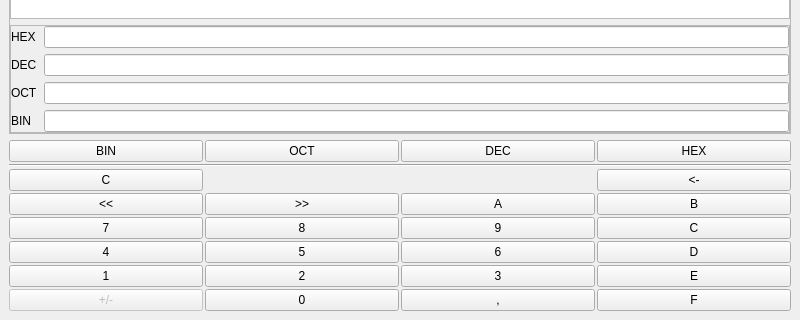
Old version of the form Calculator/Programmist/programmistwindow.ui in the repository tqqqqt/SimpleCalculator; both pictures show x 0 to 800 and y 280 to 600 of the 800 by 600 pixel window.
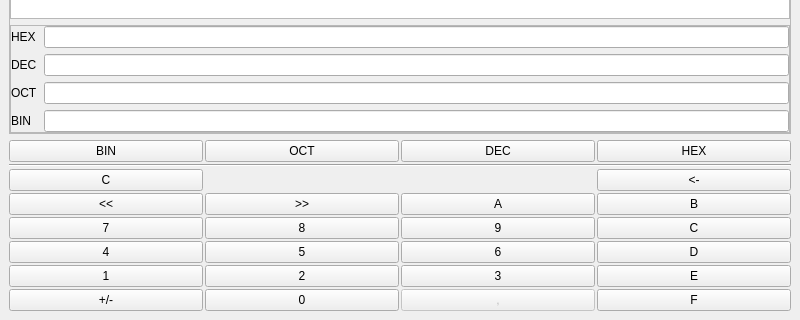
New version of the form.

Commit message: set disable dot button and delete all functions with dot

The edit to the form file:
```diff
--- a/Calculator/Programmist/programmistwindow.ui
+++ b/Calculator/Programmist/programmistwindow.ui
@@ -388,7 +388,7 @@
        <item row="7" column="0">
         <widget class="QPushButton" name="pushButton_znak">
          <property name="enabled">
-          <bool>false</bool>
+          <bool>true</bool>
          </property>
          <property name="font">
           <font>
@@ -550,7 +550,7 @@
        <item row="7" column="2">
         <widget class="QPushButton" name="pushButton_dot">
          <property name="enabled">
-          <bool>true</bool>
+          <bool>false</bool>
          </property>
          <property name="font">
           <font>
```
The commit also changes 3 other files.
